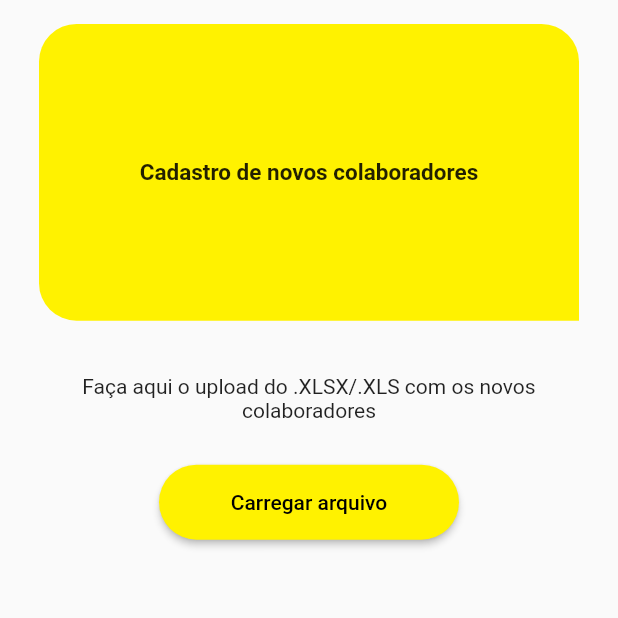
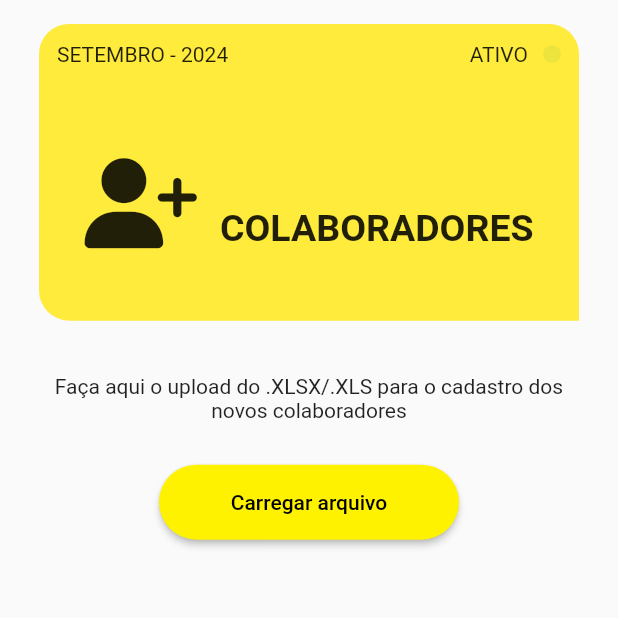
Before and after one commit to FabianoLuiz3103/EuroIntegrate_APP, a Flutter app: the CadastroColaboradoresScreen screen opened directly, on a phone screen of 412 x 824 dp, the top half of it. Run offline on Flutter 3.47's test engine with Material 3 defaults, Android fonts, the phone set to English and light mode, and no system bars; our stand-ins replace file_picker, fl_chart, flutter_spinkit, flutter_svg, font_awesome_flutter, get and 1 more; missing offline and left inert: appinio_video_player, avatar_maker, excel.

```diff
--- a/lib/components/main_screen.dart
+++ b/lib/components/main_screen.dart
@@ -4,7 +4,7 @@ import 'package:eurointegrate_app/pages/guia.dart';
 import 'package:eurointegrate_app/pages/home.dart';
 import 'package:eurointegrate_app/pages/perfil.dart';
 import 'package:eurointegrate_app/pages/video_screen.dart';
-import 'package:eurointegrate_app/components/button_navigation.dart';
+import 'package:eurointegrate_app/components/botton_navigation.dart';
 
 class MainScreen extends StatefulWidget {
   final String token;
--- a/lib/main.dart
+++ b/lib/main.dart
@@ -5,6 +5,7 @@ import 'package:eurointegrate_app/pages/admin/cadastro_onboarding.dart';
 import 'package:eurointegrate_app/pages/admin/dashs_integracao.dart';
 import 'package:eurointegrate_app/pages/admin/home_admin.dart';
 import 'package:eurointegrate_app/pages/admin/listagem_integracao.dart';
+import 'package:eurointegrate_app/pages/admin/main_screen_adm.dart';
 import 'package:eurointegrate_app/pages/conquistas_screen.dart';
 import 'package:eurointegrate_app/pages/guia.dart';
 import 'package:eurointegrate_app/pages/login.dart';
@@ -39,7 +40,7 @@ class MyApp extends StatelessWidget {
      Locale('pt', 'BR'), // Português do Brasil
 
   ],
-      home: const DashsIntegracaoScreen(),
+      home: const MainScreenAdmin(),
     );
   }
 }
--- a/lib/pages/admin/cadastro_colaboradores.dart
+++ b/lib/pages/admin/cadastro_colaboradores.dart
@@ -1,10 +1,12 @@
 import 'dart:io';
 import 'package:eurointegrate_app/components/consts.dart';
+import 'package:eurointegrate_app/pages/admin/components/banner.dart';
 import 'package:eurointegrate_app/pages/admin/components/rounded_button.dart';
 import 'package:file_picker/file_picker.dart';
 import 'package:excel/excel.dart';
 import 'package:flutter/foundation.dart' show kIsWeb;
 import 'package:flutter/material.dart';
+import 'package:font_awesome_flutter/font_awesome_flutter.dart';
 import 'package:intl/intl.dart';
 
 class CadastroColaboradoresScreen extends StatefulWidget {
@@ -26,35 +28,15 @@ class _CadastroColaboradoresScreenState extends State<CadastroColaboradoresScree
         child: Column(
           crossAxisAlignment: CrossAxisAlignment.center,
           children: [
-            Center(
-              child: Padding(
-                padding: const EdgeInsets.fromLTRB(18, 8, 18, 8),
-                child: Container(
-                  width: MediaQuery.of(context).size.height * 0.95,
-                  height: MediaQuery.of(context).size.height * 0.24,
-                  decoration: const BoxDecoration(
-                      color: amareloEuro,
-                      borderRadius: BorderRadius.only(
-                          topLeft: Radius.circular(25),
-                          topRight: Radius.circular(25),
-                          bottomLeft: Radius.circular(25))),
-                  child: const Row(
-                    mainAxisAlignment: MainAxisAlignment.center,
-                    children: [
-                      Text(
-                        "Cadastro de novos colaboradores",
-                        style: TextStyle(
-                            fontSize: 15, fontWeight: FontWeight.w600),
-                      )
-                    ],
-                  ),
-                ),
-              ),
-            ),
+           const  BannerAdmin(titulo:Text(
+                    "COLABORADORES",
+                    style: TextStyle(
+                        fontSize: 25, fontWeight: FontWeight.w600,), ),
+                  icon: FontAwesomeIcons.userPlus,),
             SizedBox(height: 20,),
             Padding(
               padding: const EdgeInsets.fromLTRB(18, 8, 18, 8),
-              child: Text("Faça aqui o upload do .XLSX/.XLS com os novos colaboradores", textAlign: TextAlign.center,),
+              child: Text("Faça aqui o upload do .XLSX/.XLS para o cadastro dos novos colaboradores", textAlign: TextAlign.center,),
             ),
             SizedBox(height: 20,),
            btn_amarelo(label: 'Carregar arquivo', funcao: _pickFile),
--- a/lib/pages/admin/components/banner.dart
+++ b/lib/pages/admin/components/banner.dart
@@ -5,7 +5,8 @@ import 'package:intl/intl.dart';
 class BannerAdmin extends StatelessWidget {
   final Text titulo;
   final bool isIconButton;
-  const BannerAdmin({Key? key, required this.titulo, this.isIconButton = false})
+  final IconData icon;
+  const BannerAdmin({Key? key, required this.titulo, this.isIconButton = false, required this.icon})
       : super(key: key);
 
 
@@ -52,8 +53,16 @@ class BannerAdmin extends StatelessWidget {
                 ),
               ),
                Expanded(
-                child: Center(
-                  child: titulo,
+                child: Row(
+                  mainAxisAlignment: MainAxisAlignment.spaceEvenly,
+                  children: [
+                    Icon(icon, size: 60,),
+                      Padding(
+                        padding: const EdgeInsets.only(top: 35),
+                        child: titulo,
+                      ),
+
+                  ],
                 ),
               ),
             ],
--- a/lib/pages/admin/dashs_integracao.dart
+++ b/lib/pages/admin/dashs_integracao.dart
@@ -8,6 +8,7 @@ import 'package:eurointegrate_app/pages/admin/components/graficos/pie_dash.dart'
 import 'package:eurointegrate_app/pages/admin/components/graficos/pie_dash_dois.dart';
 import 'package:fl_chart/fl_chart.dart';
 import 'package:flutter/material.dart';
+import 'package:font_awesome_flutter/font_awesome_flutter.dart';
 
 class DashsIntegracaoScreen extends StatefulWidget {
   const DashsIntegracaoScreen({super.key});
@@ -217,7 +218,7 @@ bool get areAllMonthsEmpty {
   Widget build(BuildContext context) {
     return Scaffold(
       body: Padding(
-        padding: const EdgeInsets.all(8.0),
+        padding: const EdgeInsets.all(0.0),
         child: SingleChildScrollView(
           scrollDirection: Axis.vertical,
           child: Column(
@@ -226,6 +227,7 @@ bool get areAllMonthsEmpty {
                 titulo: Text("DASHBOARDS",  style: TextStyle(
                         fontSize: 25, fontWeight: FontWeight.w600),),
                 isIconButton: false,
+                icon: (FontAwesomeIcons.chartPie),
               ),
               const SizedBox(height: 30),
               const CardGraficos(
--- a/lib/pages/admin/listagem_integracao.dart
+++ b/lib/pages/admin/listagem_integracao.dart
@@ -3,6 +3,7 @@ import 'package:eurointegrate_app/components/progress.dart';
 import 'package:eurointegrate_app/pages/admin/components/banner.dart';
 import 'package:eurointegrate_app/pages/admin/dashs_integracao.dart';
 import 'package:flutter/material.dart';
+import 'package:font_awesome_flutter/font_awesome_flutter.dart';
 import 'package:intl/intl.dart';
 
 class ListagemIntegracao extends StatefulWidget {
@@ -29,9 +30,10 @@ class _ListagemIntegracaoState extends State<ListagemIntegracao> {
         children: [
           const BannerAdmin(
             titulo: Text(
-              "Listagem",
+              "LISTAGEM",
               style: TextStyle(fontSize: 25, fontWeight: FontWeight.w600),
             ),
+            icon: (FontAwesomeIcons.listCheck),
           ),
 
           DropdownButton<Status?>(
--- a/lib/pages/guia.dart
+++ b/lib/pages/guia.dart
@@ -1,6 +1,6 @@
 import 'dart:convert';
 
-import 'package:eurointegrate_app/components/button_navigation.dart';
+import 'package:eurointegrate_app/components/botton_navigation.dart';
 import 'package:eurointegrate_app/components/consts.dart';
 import 'package:eurointegrate_app/model/api_service.dart';
 import 'package:flutter/material.dart';
--- a/pubspec.yaml
+++ b/pubspec.yaml
@@ -48,6 +48,7 @@ dependencies:
   excel: ^2.0.6
   flutter_spinkit: ^5.1.0
   fl_chart: ^0.69.0
+  font_awesome_flutter: ^10.7.0
 
 
 
```
Also changed, not shown: lib/components/botton_navigation.dart (renamed from lib/components/button_navigation.dart, +14 -21 lines), lib/pages/admin/cadastro_onboarding.dart (+11 -26 lines), lib/pages/admin/components/bottom_navigation_adm.dart (added, +40 -0 lines), lib/pages/admin/components/graficos/pie_dash.dart (+9 -9 lines), lib/pages/admin/home_admin.dart (+5 -2 lines), lib/pages/admin/main_screen_adm.dart (added, +52 -0 lines), images/dashboard.png (added), images/integracao.png (added), pubspec.lock.
